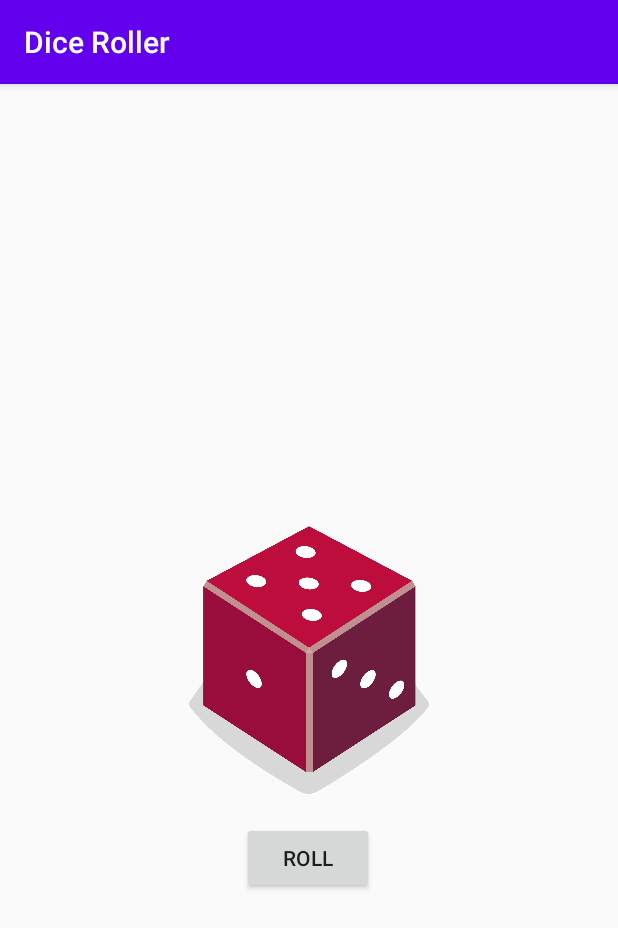
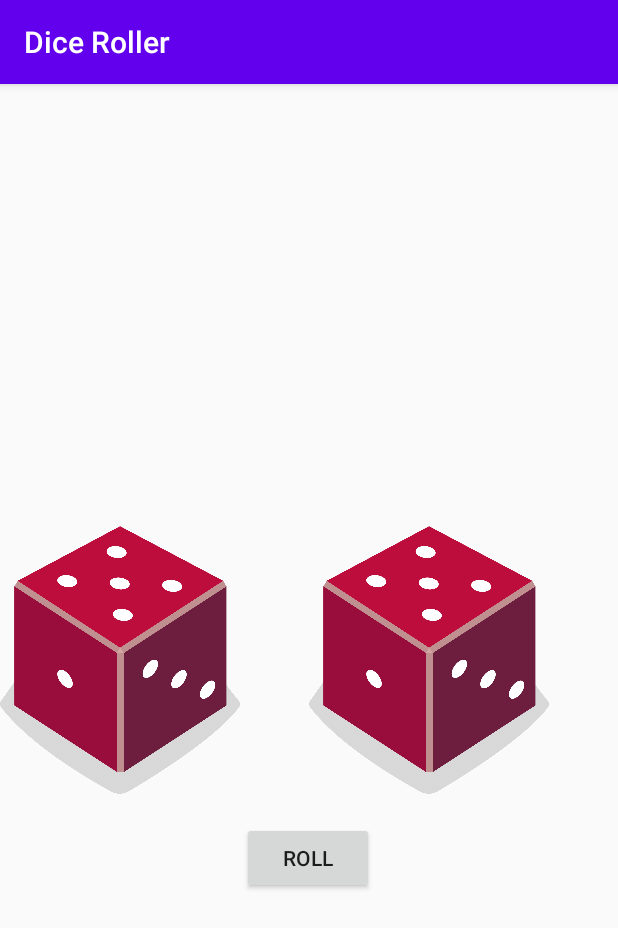
Before and after one commit to Jasjot784/Dice-Roller, an Android app: the screen it shows after launch (MainActivity), on a phone screen of 412 x 824 dp. Shown: the top 928 px of the screen. Run offline under Robolectric (Android 15) with nearby library versions, the phone set to English and light mode, and no system bars.

Commit message:
Random Image selector Function and Second Dice Added

```diff
--- a/app/src/main/java/com/jasjotsingh/diceroller/MainActivity.kt
+++ b/app/src/main/java/com/jasjotsingh/diceroller/MainActivity.kt
@@ -1,19 +1,34 @@
 package com.jasjotsingh.diceroller
 
+import android.graphics.drawable.Drawable
+import android.nfc.Tag
+import android.os.Build
 import androidx.appcompat.app.AppCompatActivity
 import android.os.Bundle
+import android.util.Log
+import android.view.View
 import android.widget.Button
 import android.widget.ImageView
 import android.widget.TextView
 import android.widget.Toast
+import androidx.annotation.RequiresApi
+import kotlinx.android.synthetic.main.activity_main.*
 
 class MainActivity : AppCompatActivity() {
+    private val TAG = MainActivity::class.simpleName
+    lateinit var diceImage : ImageView
+    lateinit var diceImage2: ImageView
+    @RequiresApi(Build.VERSION_CODES.LOLLIPOP)
     override fun onCreate(savedInstanceState: Bundle?) {
         super.onCreate(savedInstanceState)
         setContentView(R.layout.activity_main)
 
+        diceImage = findViewById(R.id.imageView2)
+        diceImage2 = findViewById(R.id.imageView3)
+
         val rollButton:Button = findViewById(R.id.button)
-        val diceImage: ImageView = findViewById(R.id.imageView2)
+        diceImage2.setImageResource(getRandomDiceImage())
+
 
         rollDice()
 
@@ -23,9 +38,26 @@ class MainActivity : AppCompatActivity() {
     }
 
     private fun rollDice() {
+//        val dice = Dice(6)
+//        val diceRoll = dice.roll()
+//        //val diceImage: ImageView = findViewById(R.id.imageView2)
+//        val drawableResource = when (diceRoll) {
+//            1 -> R.drawable.dice_1
+//            2 -> R.drawable.dice_2
+//            3 -> R.drawable.dice_3
+//            4 -> R.drawable.dice_4
+//            5 -> R.drawable.dice_5
+//            else -> R.drawable.dice_6
+//        }
+
+        diceImage.setImageResource(getRandomDiceImage())
+        diceImage2.setImageResource(getRandomDiceImage())
+        //rollDice2();
+    }
+    private fun rollDice2(){
         val dice = Dice(6)
         val diceRoll = dice.roll()
-        val diceImage: ImageView = findViewById(R.id.imageView2)
+        //val diceImage: ImageView = findViewById(R.id.imageView2)
         val drawableResource = when (diceRoll) {
             1 -> R.drawable.dice_1
             2 -> R.drawable.dice_2
@@ -35,7 +67,11 @@ class MainActivity : AppCompatActivity() {
             else -> R.drawable.dice_6
         }
 
-        diceImage.setImageResource(drawableResource)
+        diceImage2.setImageResource(drawableResource)
+    }
+    private fun getRandomDiceImage() : Int {
+
+        return (R.drawable.dice_1..R.drawable.dice_6).random()
     }
 }
 class Dice(private val numSides: Int) {
--- a/app/src/main/res/layout/activity_main.xml
+++ b/app/src/main/res/layout/activity_main.xml
@@ -22,9 +22,18 @@
         android:layout_width="160dp"
         android:layout_height="200dp"
         app:layout_constraintBottom_toBottomOf="parent"
-        app:layout_constraintEnd_toEndOf="parent"
         app:layout_constraintStart_toStartOf="parent"
         app:layout_constraintTop_toTopOf="parent"
         tools:srcCompat="@drawable/dice_1" />
 
+    <ImageView
+        android:id="@+id/imageView3"
+        android:layout_width="160dp"
+        android:layout_height="200dp"
+        app:layout_constraintTop_toTopOf="parent"
+        app:layout_constraintBottom_toBottomOf="parent"
+        app:layout_constraintStart_toEndOf="@+id/imageView2"
+        app:layout_constraintEnd_toEndOf="parent"
+        tools:srcCompat="@drawable/dice_1"/>
+
 </androidx.constraintlayout.widget.ConstraintLayout>
```
